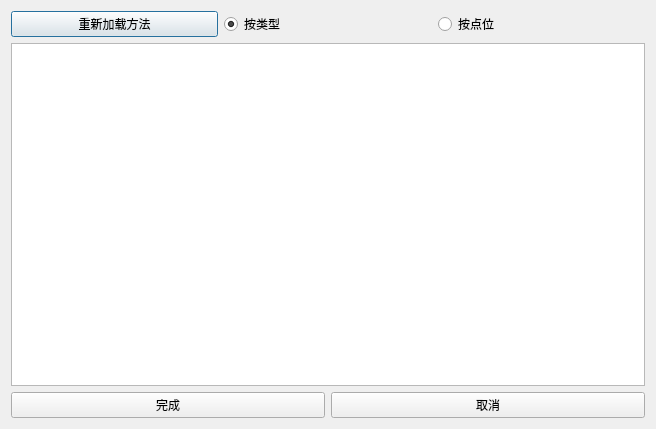
The window that src/TaskSheetManager/methodselectdlg.ui (hcc01/ELIMS) describes before a commit, drawn with Qt 5.
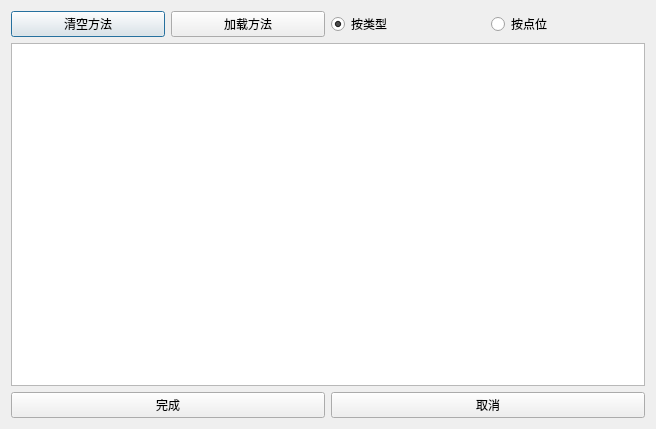
The same window after the commit. Custom widgets are drawn as their Qt base class.

Patch:
```diff
--- a/src/TaskSheetManager/methodselectdlg.ui
+++ b/src/TaskSheetManager/methodselectdlg.ui
@@ -16,10 +16,17 @@
   <layout class="QVBoxLayout" name="verticalLayout">
    <item>
     <layout class="QHBoxLayout" name="horizontalLayout">
+     <item>
+      <widget class="QPushButton" name="clearBtn">
+       <property name="text">
+        <string>清空方法</string>
+       </property>
+      </widget>
+     </item>
      <item>
       <widget class="QPushButton" name="loadMethodBtn">
        <property name="text">
-        <string>重新加载方法</string>
+        <string>加载方法</string>
        </property>
       </widget>
      </item>
```
